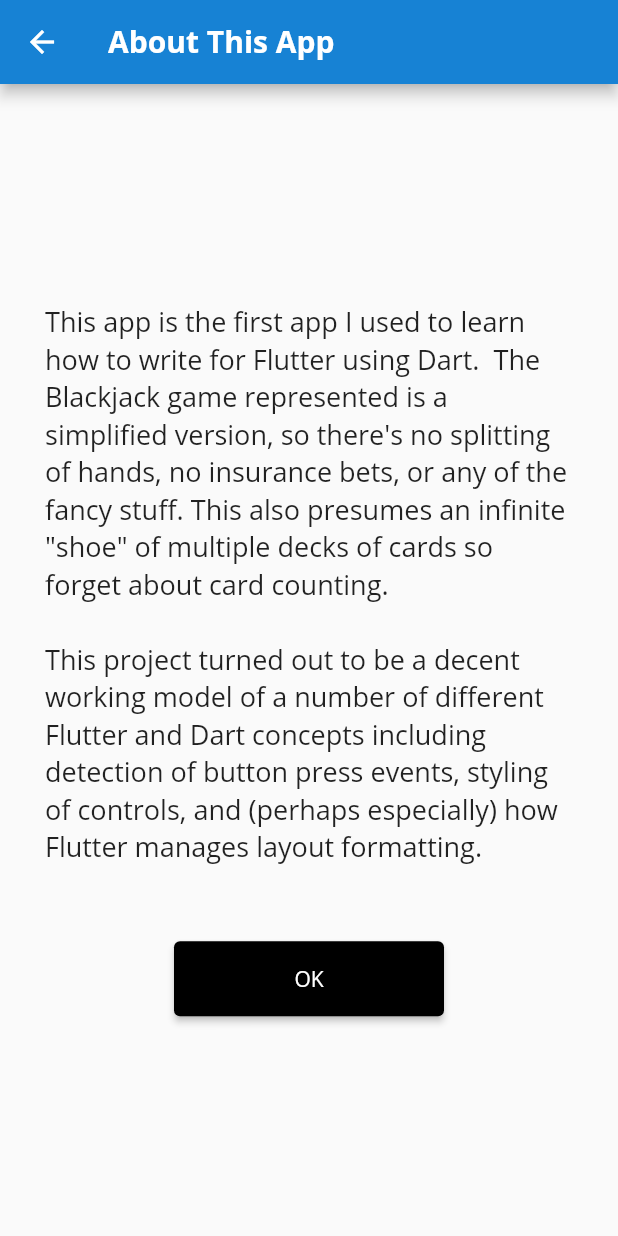
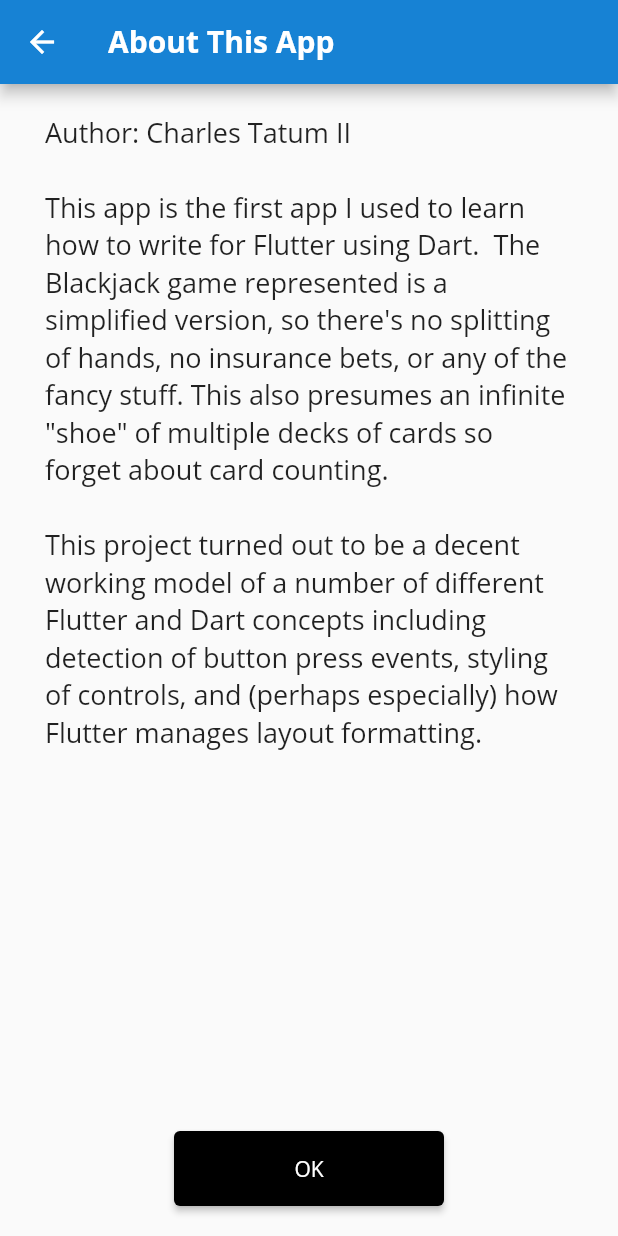
Before and after one commit to ctmobiledev/Flutter-Blackjack, a Flutter app: the screen it shows after launch, after a tap on "About This App", on a phone screen of 412 x 824 dp. Run offline on Flutter 3.47's test engine with Material 2 defaults, Android fonts, the light colour scheme and no system bars.

Commit message:
Addition Of By-Line, Optimization Of 3x2 Table Using Expanded Widget, README File

```diff
--- a/blackjack_flutter/lib/main.dart
+++ b/blackjack_flutter/lib/main.dart
@@ -1,3 +1,15 @@
+/*
+******************************************************************************
+
+FLUTTER BLACKJACK
+A demo of basic Dart and Flutter concepts
+
+Author: Charles Tatum II
+Original Creation Date: June 2022
+
+******************************************************************************
+*/
+
 // ignore_for_file: prefer_const_constructors, avoid_print, prefer_interpolation_to_compose_strings
 
 import 'dart:math';
@@ -44,21 +56,11 @@
 class MyApp extends StatelessWidget {
   const MyApp({Key? key}) : super(key: key);
 
-  // This widget is the root of your application.
   @override
   Widget build(BuildContext context) {
     return MaterialApp(
       title: 'Flutter Demo',
       theme: ThemeData(
-        // This is the theme of your application.
-        //
-        // Try running your application with "flutter run". You'll see the
-        // application has a blue toolbar. Then, without quitting the app, try
-        // changing the primarySwatch below to Colors.orange and then invoke
-        // "hot reload" (press "r" in the console where you ran "flutter run",
-        // or simply save your changes to "hot reload" in a Flutter IDE).
-        // Notice that the counter didn't reset back to zero; the application
-        // is not restarted.
         fontFamily: 'OpenSans',
         primarySwatch: themeColorMaterial,
       ),
@@ -70,15 +72,6 @@
 
 class MyHomePage extends StatefulWidget {
   const MyHomePage({Key? key, required this.title}) : super(key: key);
-
-  // This widget is the home page of your application. It is stateful, meaning
-  // that it has a State object (defined below) that contains fields that affect
-  // how it looks.
-
-  // This class is the configuration for the state. It holds the values (in this
-  // case the title) provided by the parent (in this case the App widget) and
-  // used by the build method of the State. Fields in a Widget subclass are
-  // always marked "final".
 
   final String title;
 
@@ -156,18 +149,6 @@
     super.dispose();
   }
 
-  // SAMPLE METHOD/ROUTINE TO CHANGE VARIABLES - REQUIRES setState()
-  /*
-  void _incrementCounter() {
-    setState(() {
-      // Any actions to change any variables go inside setState() - a bit
-      // superfluous for most programming platforms, but required here.
-      // A call here triggers the build() method, which repaints widgets.
-      //_counter++;
-    });
-  }
-  */
-
   /*
   ALL THE ACTION TAKES PLACE IN THE SCAFFOLD INSIDE THE WIDGET.
   THE MAIN LAYOUT REALLY RESIDES HERE. IT SERVES AS THE FRAME OR STAGE
@@ -200,33 +181,16 @@
                   child: const Text('About This App'))),
         ),
         appBar: AppBar(
-          // Here we take the value from the MyHomePage object that was created by
-          // the App.build method, and use it to set our appbar title.
-          // The parent object has this.
           title: Text(
             widget.title,
             style: TextStyle(fontWeight: FontWeight.bold),
           ),
         ),
         body: SingleChildScrollView(
-            child: Center(
             // Center is a layout widget. It takes a single child and positions it
             // in the middle of the parent.
+            child: Center(
           child: Column(
-            // Column is also a layout widget. It takes a list of children and
-            // arranges them vertically. By default, it sizes itself to fit its
-            // children horizontally, and tries to be as tall as its parent.
-            //
-            // Invoke "debug painting" (press "p" in the console, choose the
-            // "Toggle Debug Paint" action from the Flutter Inspector in Android
-            // Studio, or the "Toggle Debug Paint" command in Visual Studio Code)
-            // to see the wireframe for each widget.
-            //
-            // Column has various properties to control how it sizes itself and
-            // how it positions its children. Here we use mainAxisAlignment to
-            // center the children vertically; the main axis here is the vertical
-            // axis because Columns are vertical (the cross axis would be
-            // horizontal).
             mainAxisAlignment: MainAxisAlignment.center,
             children: <Widget>[
               // a list of widgets
@@ -271,16 +235,37 @@
                       inputFormatters: [FilteringTextInputFormatter.digitsOnly],
                       textAlign: TextAlign.center,
                       controller: txtWager,
-                      style: const TextStyle(
+                      enabled: !wagerButtonDisabled,
+                      // No bottom underline in TextField
+                      // Credit: https://stackoverflow.com/questions/49040679/flutter-how-to-make-a-textfield-with-hinttext-but-no-underline
+                      decoration: const InputDecoration(
+                          border: InputBorder.none,
+                          focusedBorder: InputBorder.none,
+                          enabledBorder: InputBorder.none,
+                          errorBorder: InputBorder.none,
+                          disabledBorder: InputBorder.none),
+                      onSubmitted: (String value) {
+                        // for Android, Windows, other non-iOS users who can tap Done or Enter
+                        // iOS users MUST use the Wager button, they have no choice (poor dears)
+                        if (value.trim() == "") {
+                          showAlertDialog("What, no wager?");
+                          return;
+                        } else {
+                          closeNumpad();
+                          recordWager(value);
+                        }
+                      },
+                      style: TextStyle(
                           fontSize: 52.0,
                           fontFamily: 'GasPumpLCD',
-                          color: themeColor),
+                          color:
+                              (wagerButtonDisabled ? Colors.grey : themeColor)),
                     ),
                   ),
                   ElevatedButton(
                     onPressed: wagerButtonDisabled
                         ? () {
-                            // nop - change color?
+                            // nop when button tapped
                           }
                         : () {
                             // logic for Enter pressed including closing of numpad
@@ -309,46 +294,49 @@
                     border: Border.all(
                         color: Colors.black)), // ADDS TO HEIGHT, WIDTH
                 alignment: Alignment.center,
-                width: statusTableWidth,
                 height: 114, // WARNING: COMPILER FLAGS OVERRUNS OF THE PARENT
-                margin: const EdgeInsets.only(top: 10.0, bottom: 10.0),
+                margin: const EdgeInsets.only(
+                    top: 10.0, bottom: 10.0, left: 15.0, right: 15.0),
                 child: Column(children: [
                   Row(children: [
-                    Container(
+                    Expanded(
+                      child: Container(
                           color: Colors.orange,
                           alignment: Alignment.center,
-                        width: statusCellWidth,
                           height: 40.0,
                           child: Text(
                             "Player",
                             textAlign: TextAlign.center,
                             style: TextStyle(color: Colors.white),
                           )),
-                    Container(
+                    ),
+                    Expanded(
+                      child: Container(
                           color: themeColor,
                           alignment: Alignment.center,
-                        width: statusCellWidth,
                           height: 40.0,
                           child: Text(
                             "Last Card",
                             textAlign: TextAlign.center,
                             style: TextStyle(color: Colors.white),
                           )),
-                    Container(
+                    ),
+                    Expanded(
+                      child: Container(
                           color: Colors.orange,
                           alignment: Alignment.center,
-                        width: statusCellWidth,
                           height: 40.0,
                           child: Text(
                             "House",
                             textAlign: TextAlign.center,
                             style: TextStyle(color: Colors.white),
                           )),
+                    ),
                   ]),
                   Row(children: [
-                    Container(
+                    Expanded(
+                      child: Container(
                           alignment: Alignment.center,
-                        width: statusCellWidth,
                           height: 70.0,
                           padding: const EdgeInsets.only(top: 15.0),
                           child: Text(playerCount.toString(),
@@ -357,9 +345,10 @@
                                   fontSize: 60.0,
                                   fontFamily: 'GasPumpLCD',
                                   color: Colors.black))),
-                    Container(
+                    ),
+                    Expanded(
+                      child: Container(
                           alignment: Alignment.center,
-                        width: statusCellWidth,
                           height: 44.0,
                           padding: const EdgeInsets.only(top: 0.0),
                           child: Text(sbLastCard.toString(),
@@ -368,9 +357,10 @@
                                   fontSize: 30.0,
                                   fontWeight: FontWeight.bold,
                                   color: themeColor))),
-                    Container(
+                    ),
+                    Expanded(
+                      child: Container(
                           alignment: Alignment.center,
-                        width: statusCellWidth,
                           height: 70.0,
                           padding: const EdgeInsets.only(top: 15.0),
                           child: Text(houseCount.toString(),
@@ -379,6 +369,7 @@
                                   fontSize: 60.0,
                                   fontFamily: 'GasPumpLCD',
                                   color: Colors.black))),
+                    ),
                   ]),
                 ]),
               ),
@@ -394,7 +385,7 @@
                     ElevatedButton(
                       onPressed: hitStandButtonsDisabled
                           ? () {
-                              // nop - change color?
+                              // nop when button tapped
                             }
                           : () {
                               playerHits();
@@ -447,19 +438,6 @@
                           ),
                         ),
                       ),
-                      /*  MAY USE THIS LATER
-                          SizedBox(
-                            height: 5.0,
-                          ),
-                          ElevatedButton(
-                              onPressed: () {
-                                setState(() {
-                                  messageVisible = false;
-                                });
-                              },
-                              style: enabledMsgButtonStyle,
-                              child: const Text('OK')),
-                          */
                     ],
                   )),
             ],
@@ -765,9 +743,22 @@
       ),
       body: Center(
         child: Container(
-          margin: EdgeInsets.only(left: 30.0, right: 30.0),
+          margin:
+              EdgeInsets.only(left: 30.0, right: 30.0, top: 20.0, bottom: 20.0),
           child: Column(mainAxisAlignment: MainAxisAlignment.center, children: [
-            Text(
+            // Credit: https://flutteragency.com/singlechildscrollview-widget/
+            // This allows for a block of text as long as desired, with vertical scrolling
+            // that adjusts properly for any vertical screen size.
+            Expanded(
+              child: SingleChildScrollView(
+                scrollDirection: Axis.vertical,
+                child: Column(
+                  mainAxisAlignment: MainAxisAlignment.start,
+                  children: const [
+                    SizedBox(
+                      child: Text(
+                        'Author: Charles Tatum II'
+                        '\n\n'
                         'This app is the first app I used to learn how to '
                         'write for Flutter using Dart.  The Blackjack game '
                         'represented is a simplified version, so there\'s no splitting '
@@ -778,8 +769,14 @@
                         'This project turned out to be a decent working model of a number of '
                         'different Flutter and Dart concepts including detection of '
                         'button press events, styling of controls, and (perhaps especially) '
-              'how Flutter manages layout formatting.\n\n',
+                        'how Flutter manages layout formatting.'
+                        '\n',
                         style: TextStyle(fontSize: 18.0),
+                      ),
+                    ),
+                  ],
+                ),
+              ),
             ),
             Container(
               alignment: Alignment.bottomCenter,
```
Also changed, not shown: blackjack_flutter/pubspec.yaml (+10 -0 lines), 1 other file. Lines whose indentation alone changed are shown as unchanged.
